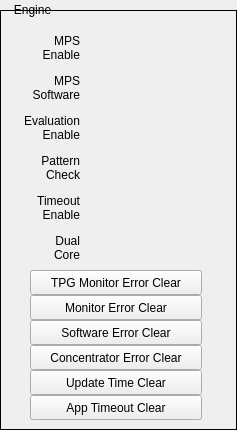
Old version of the form mps_cn_engine_embed.ui in the repository ad-build-test/pydm-mps.
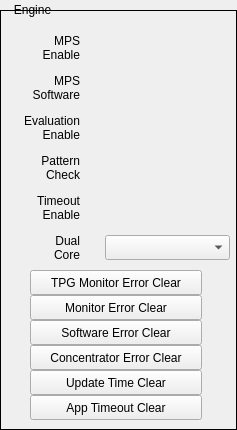
New version of the form. Custom widgets are drawn as their Qt base class.

Commit message: Add widget for 100MeV mode

Patch:
```diff
--- a/mps_cn_engine_embed.ui
+++ b/mps_cn_engine_embed.ui
@@ -447,43 +447,6 @@
      <bool>true</bool>
     </property>
    </widget>
-   <widget class="PyDMEnumButton" name="PyDMEnumButton_6">
-    <property name="geometry">
-     <rect>
-      <x>105</x>
-      <y>225</y>
-      <width>125</width>
-      <height>25</height>
-     </rect>
-    </property>
-    <property name="toolTip">
-     <string/>
-    </property>
-    <property name="channel" stdset="0">
-     <string>ca://${P}:CN_CHAIN_EN</string>
-    </property>
-    <property name="orientation" stdset="0">
-     <enum>Qt::Horizontal</enum>
-    </property>
-    <property name="marginTop" stdset="0">
-     <number>0</number>
-    </property>
-    <property name="marginBottom" stdset="0">
-     <number>0</number>
-    </property>
-    <property name="marginLeft" stdset="0">
-     <number>0</number>
-    </property>
-    <property name="marginRight" stdset="0">
-     <number>0</number>
-    </property>
-    <property name="horizontalSpacing" stdset="0">
-     <number>0</number>
-    </property>
-    <property name="verticalSpacing" stdset="0">
-     <number>0</number>
-    </property>
-   </widget>
    <widget class="PyDMPushButton" name="PyDMPushButton">
     <property name="geometry">
      <rect>
@@ -884,6 +847,22 @@
      <double>2.000000000000000</double>
     </property>
    </widget>
+   <widget class="PyDMEnumComboBox" name="PyDMEnumComboBox">
+    <property name="geometry">
+     <rect>
+      <x>105</x>
+      <y>225</y>
+      <width>125</width>
+      <height>25</height>
+     </rect>
+    </property>
+    <property name="toolTip">
+     <string/>
+    </property>
+    <property name="channel" stdset="0">
+     <string>ca://${P}:CN_CHAIN_EN</string>
+    </property>
+   </widget>
   </widget>
   <widget class="QLabel" name="label">
    <property name="geometry">
@@ -918,6 +897,11 @@
    <extends>QWidget</extends>
    <header>pydm.widgets.enum_button</header>
   </customwidget>
+  <customwidget>
+   <class>PyDMEnumComboBox</class>
+   <extends>QComboBox</extends>
+   <header>pydm.widgets.enum_combo_box</header>
+  </customwidget>
   <customwidget>
    <class>PyDMPushButton</class>
    <extends>QPushButton</extends>
```
